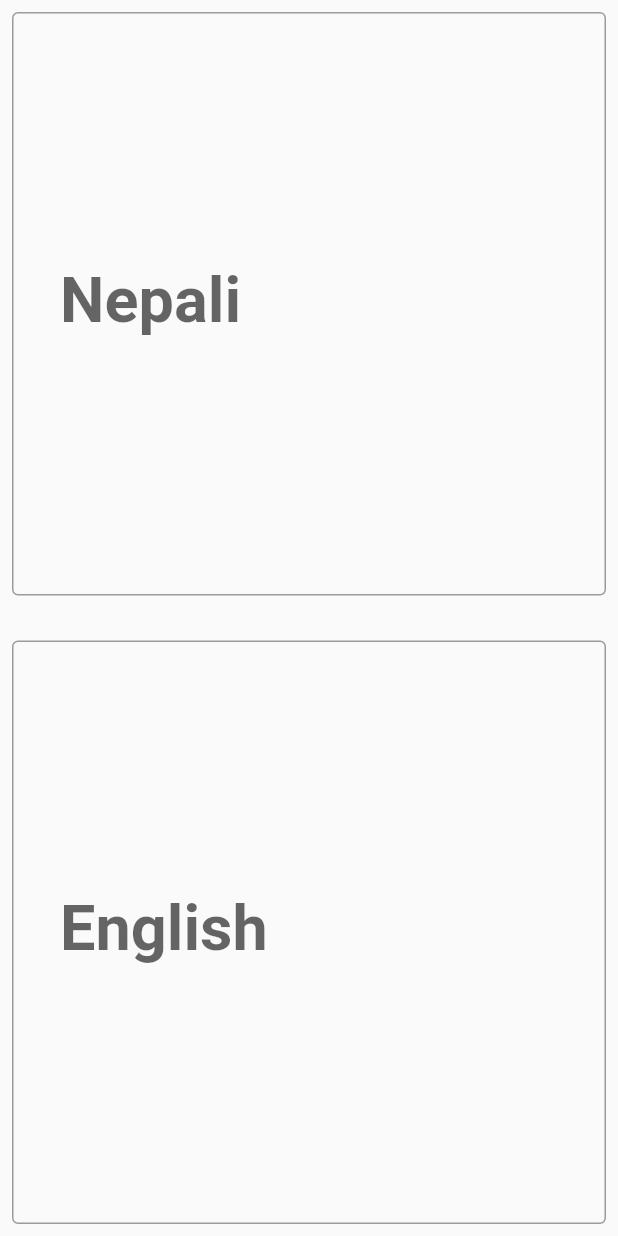
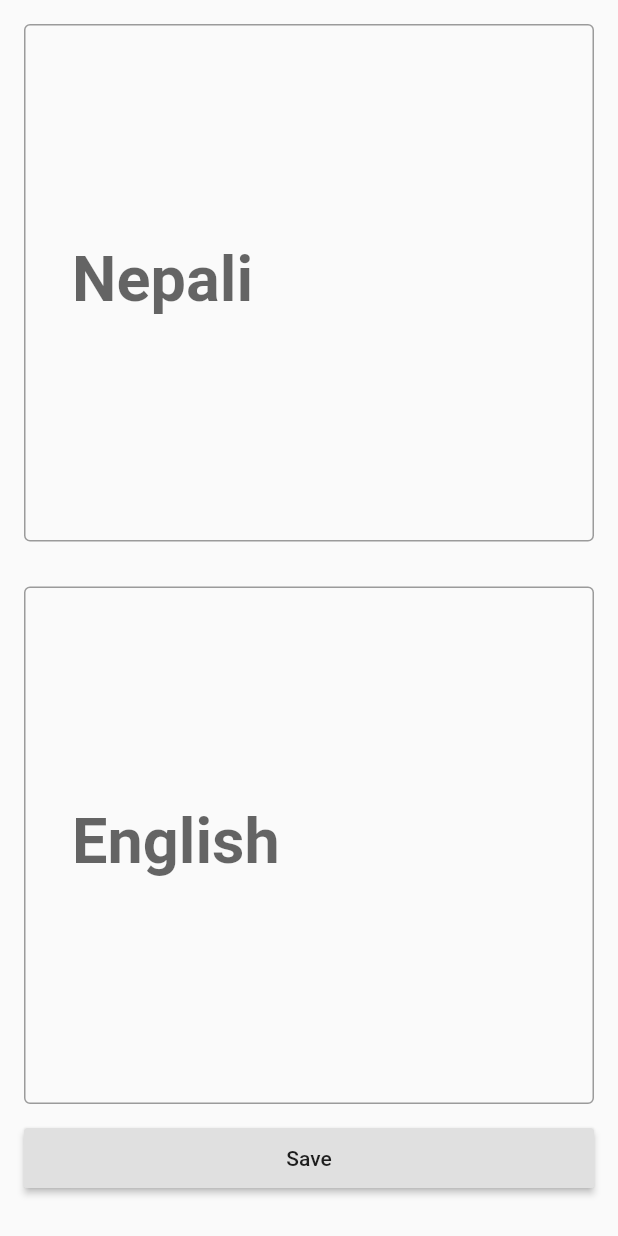
Before and after one commit to alexsullivan114/puntu, a Flutter app: the LanguageHome screen opened directly, after a tap on the "add" icon, on a phone screen of 412 x 824 dp. Run offline on Flutter 3.47's test engine with Material 2 defaults, Android fonts, the phone set to English and light mode, and no system bars; our stand-ins replace firebase_database, firebase_messaging; accounts and stored records are empty.

Commit message:
Add a button to save a translation

```diff
--- a/lib/language/compose_translation.dart
+++ b/lib/language/compose_translation.dart
@@ -1,20 +1,23 @@
+import 'package:chatty_chat_chat/language/word_of_the_day.dart';
+import 'package:chatty_chat_chat/language/word_of_the_day_streams.dart';
 import 'package:flutter/material.dart';
 
 class ComposeTranslation extends StatelessWidget {
+  final TextEditingController _nepaliController = TextEditingController();
+  final TextEditingController _englishController = TextEditingController();
+
   @override
   Widget build(BuildContext context) {
     return Padding(
-      padding: const EdgeInsets.all(8.0),
+      padding: const EdgeInsets.all(16.0),
       child: Column(
-        mainAxisAlignment: MainAxisAlignment.center,
-        crossAxisAlignment: CrossAxisAlignment.center,
         children: <Widget>[
           Expanded(
             child: TextField(
               expands: true,
-              minLines: null,
               maxLines: null,
               textInputAction: TextInputAction.done,
+              controller: _nepaliController,
               decoration: InputDecoration(
                   labelText: "Nepali",
                   border: OutlineInputBorder(),
@@ -27,13 +30,28 @@ class ComposeTranslation extends StatelessWidget {
             child: TextField(
               textInputAction: TextInputAction.done,
               expands: true,
-              minLines: null,
               maxLines: null,
+              controller: _englishController,
               decoration: InputDecoration(
                   labelText: "English",
                   border: OutlineInputBorder(),
                   contentPadding: EdgeInsets.all(32)),
               style: TextStyle(fontWeight: FontWeight.bold, fontSize: 42),
+            ),
+          ),
+          Padding(
+            padding: const EdgeInsets.only(top: 16, bottom: 16),
+            child: SizedBox(
+              width: double.infinity,
+              height: 40,
+              child: RaisedButton(
+                child: Text("Save"),
+                onPressed: () {
+                  addWordOfTheDay(WordOfTheDay(
+                      _nepaliController.text, _englishController.text)
+                  );
+                },
+              ),
             ),
           )
         ],
```
